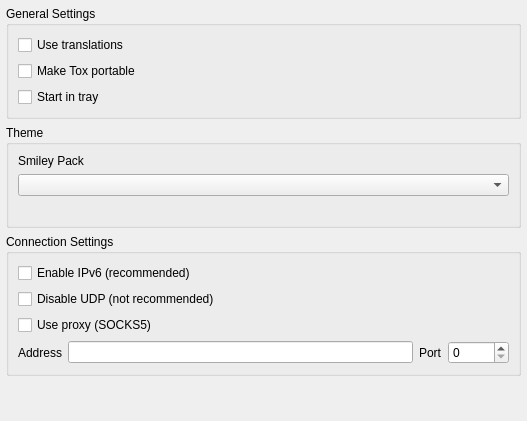
Above: src/widget/form/settings/generalsettings.ui from qTox/qTox before the change. Below: the same form after it.
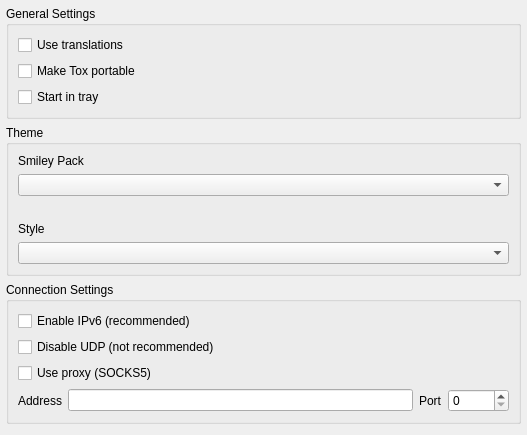
That is the form after the change.

Commit message:
style selector
Unfortunately Qt developers removed some old native skins from support, only 3 skins are supported on Linux.
Number of native skins depends on OS and Qt built system.

Patch:
```diff
--- a/src/widget/form/settings/generalsettings.ui
+++ b/src/widget/form/settings/generalsettings.ui
@@ -7,7 +7,7 @@
     <x>0</x>
     <y>0</y>
     <width>527</width>
-    <height>421</height>
+    <height>397</height>
    </rect>
   </property>
   <property name="windowTitle">
@@ -126,6 +126,16 @@
         </item>
        </layout>
       </item>
+      <item>
+       <widget class="QLabel" name="styleLabel">
+        <property name="text">
+         <string>Style</string>
+        </property>
+       </widget>
+      </item>
+      <item>
+       <widget class="QComboBox" name="styleBrowser"/>
+      </item>
      </layout>
     </widget>
    </item>
```
The commit also changes 6 other files.
